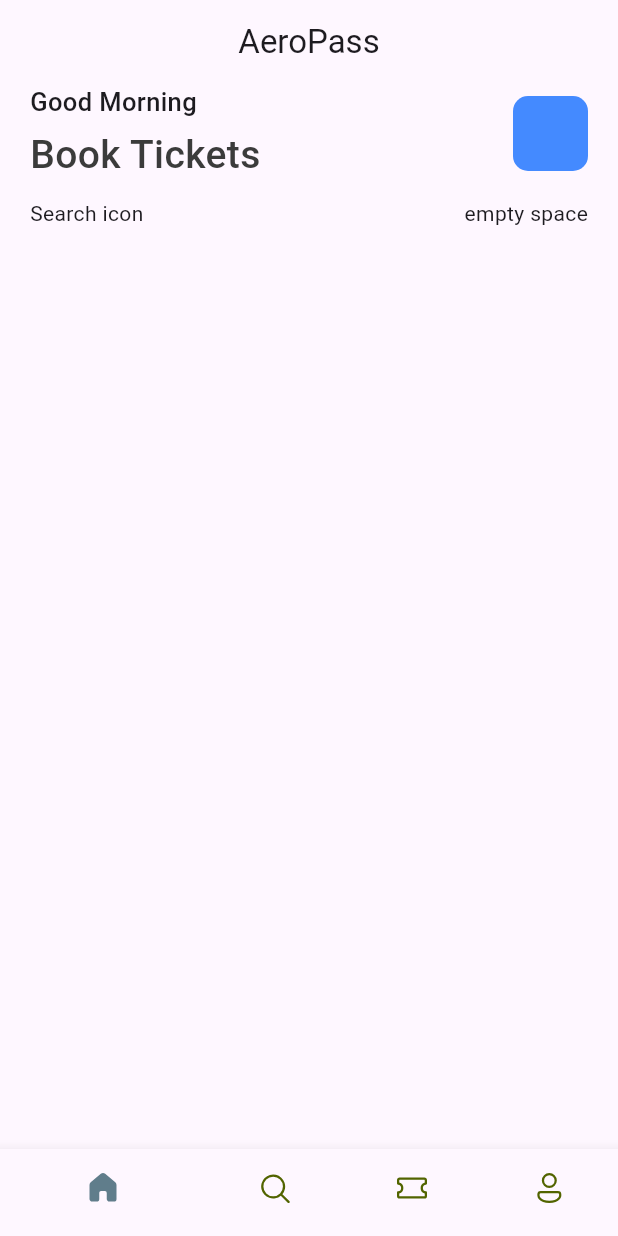
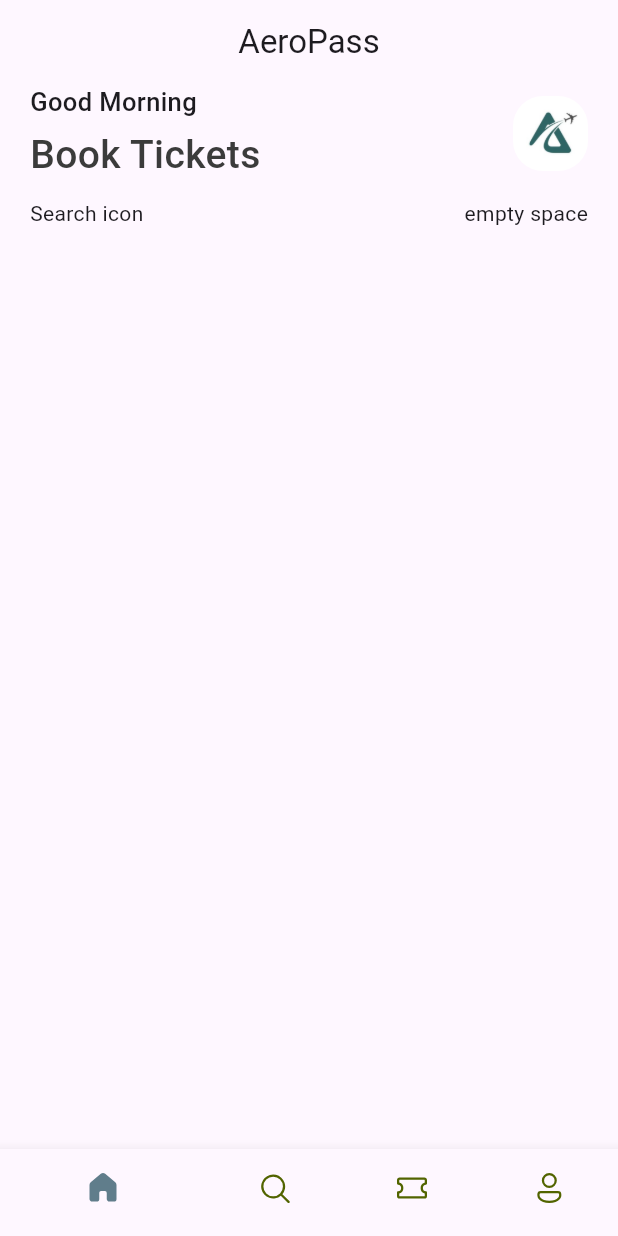
Before and after one commit to Zyzenmax/Aventoura-App, a Flutter app: the screen it shows after launch, on a phone screen of 412 x 824 dp. Run offline on Flutter 3.47's test engine with Material 3 defaults, Android fonts, the phone set to English and light mode, and no system bars; our stand-ins replace fluentui_icons.

Commit message:
Show image on the screen

```diff
--- a/ticket_app/lib/screens/home_screens.dart
+++ b/ticket_app/lib/screens/home_screens.dart
@@ -36,9 +36,10 @@ class HomeScreen extends StatelessWidget {
                       width: 50,
                       height: 50,
                       decoration: BoxDecoration(
-                        borderRadius: BorderRadius.circular(10),
-                        color: Colors.blueAccent,
-                      ),
+                          borderRadius: BorderRadius.circular(20),
+                          image: const DecorationImage(
+                              image:
+                                  AssetImage("assets/images/AirPlane.jpeg"))),
                     )
                   ],
                 ),
```
Also changed, not shown: ticket_app/pubspec.yaml (+4 -6 lines), ticket_app/assets/images/AirPlane.jpeg (added).
